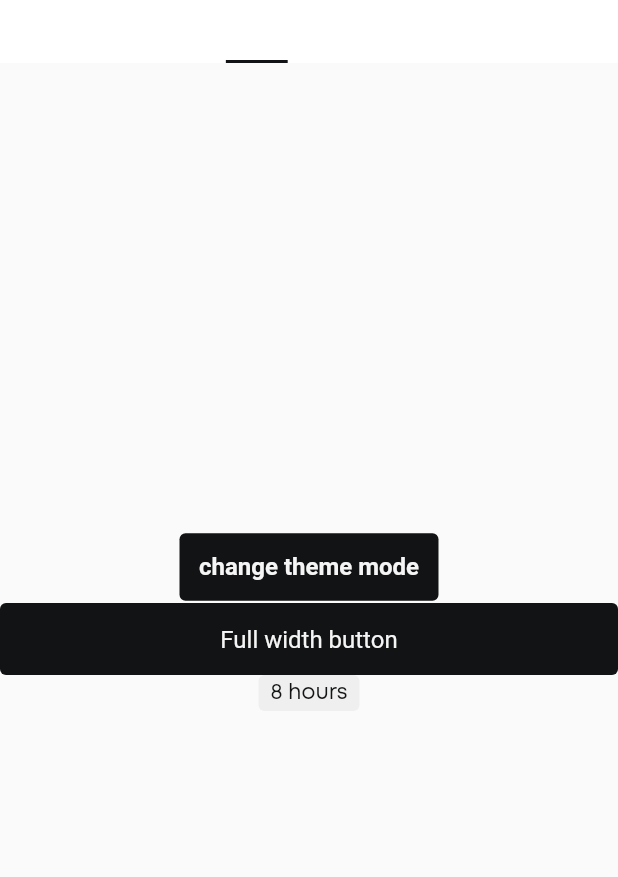
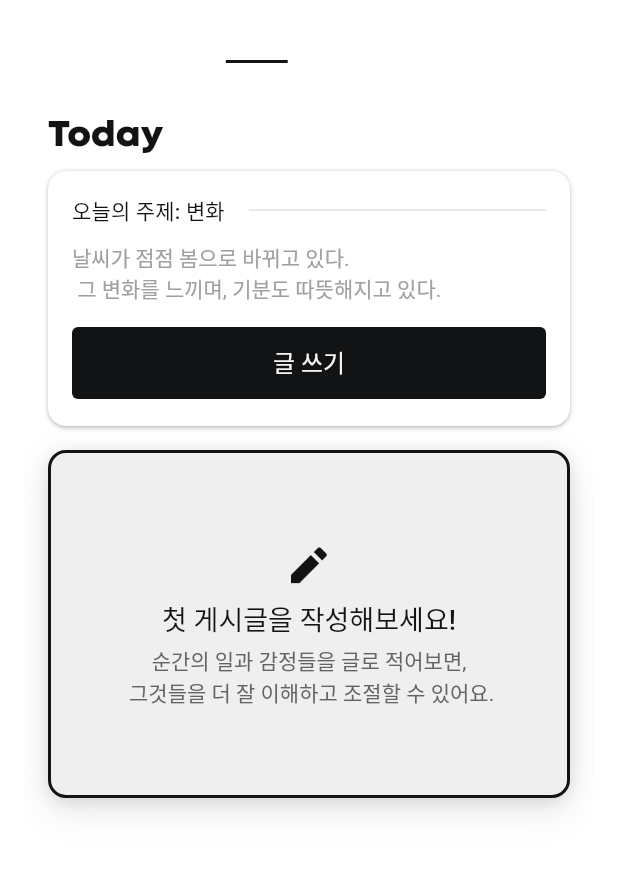
Before and after one commit to Billionaire-Project/four_hours_client, a Flutter app: the screen it shows once a user with an empty profile is signed in, on a phone screen of 412 x 824 dp, the part 57-934 px from its top. Run offline on Flutter 3.47's test engine with Material 2 defaults, Android fonts, the phone set to English and light mode, and no system bars; our stand-ins replace firebase_auth, firebase_core, flutter_riverpod, flutter_svg, go_router, google_sign_in and 2 more; accounts and stored records are empty; Roboto replaces fonts that are missing (Pretendard).

Commit message:
[Change] Change wirte page ui

```diff
--- a/lib/utils/app_theme.dart
+++ b/lib/utils/app_theme.dart
@@ -5,6 +5,7 @@ import 'package:four_hours_client/utils/app_text_theme.dart';
 
 class AppTheme {
   static final ThemeData lightTheme = ThemeData(
+      dividerColor: AppLightColors.gray200,
       colorScheme: lightColorScheme,
       appBarTheme: const AppBarTheme(
         backgroundColor: AppLightColors.white,
@@ -37,6 +38,7 @@ class AppTheme {
       textTheme: lightTextTheme);
 
   static final ThemeData darkTheme = ThemeData(
+      dividerColor: AppDarkColors.gray200,
       colorScheme: darkColorsScheme,
       appBarTheme: const AppBarTheme(
         backgroundColor: AppDarkColors.black,
--- /dev/null
+++ b/lib/utils/custom_shadow_colors.dart
@@ -0,0 +1,42 @@
+import 'package:flutter/material.dart';
+
+class CustomShadowColors {
+  static const List<BoxShadow> shadow1 = [
+    BoxShadow(
+      color: Color.fromRGBO(0, 0, 0, 0.1),
+      blurRadius: 0.3,
+      offset: Offset(0, 0.1),
+    ),
+    BoxShadow(
+      color: Color.fromRGBO(0, 0, 0, 0.2),
+      blurRadius: 2.0,
+      offset: Offset(0, 1),
+    ),
+  ];
+
+  static const List<BoxShadow> shadow2 = [
+    BoxShadow(
+      color: Color.fromRGBO(0, 0, 0, 0.05),
+      blurRadius: 4.0,
+      offset: Offset(0, 2),
+    ),
+    BoxShadow(
+      color: Color.fromRGBO(0, 0, 0, 0.1),
+      blurRadius: 10.0,
+      offset: Offset(0, 2),
+    ),
+  ];
+
+  static const List<BoxShadow> shadow3 = [
+    BoxShadow(
+      color: Color.fromRGBO(0, 0, 0, 0.1),
+      offset: Offset(0, 8),
+      blurRadius: 20.0,
+    ),
+    BoxShadow(
+      color: Color.fromRGBO(0, 0, 0, 0.1),
+      offset: Offset(0, 2),
+      blurRadius: 8.0,
+    ),
+  ];
+}
--- a/lib/views/widgets/main_wrapper.dart
+++ b/lib/views/widgets/main_wrapper.dart
@@ -13,7 +13,12 @@ class MainWrapper extends StatelessWidget {
   Widget build(BuildContext context) {
     return Scaffold(
       appBar: appBar,
-      body: SafeArea(child: child),
+      backgroundColor: Theme.of(context).colorScheme.background,
+      body: SafeArea(
+          child: Padding(
+        padding: const EdgeInsets.all(16.0),
+        child: child,
+      )),
     );
   }
 }
--- a/lib/views/write_tab/write_page.dart
+++ b/lib/views/write_tab/write_page.dart
@@ -1,10 +1,13 @@
 import 'package:flutter/material.dart';
 import 'package:flutter_riverpod/flutter_riverpod.dart';
-import 'package:four_hours_client/providers/theme_provider.dart';
+import 'package:four_hours_client/utils/app_colors.dart';
+import 'package:four_hours_client/utils/custom_icons.dart';
+import 'package:four_hours_client/utils/custom_shadow_colors.dart';
+import 'package:four_hours_client/utils/custom_text_style.dart';
 import 'package:four_hours_client/views/widgets/common_full_width_text_button.dart';
-import 'package:four_hours_client/views/widgets/common_text_button.dart';
+import 'package:four_hours_client/views/widgets/common_title.dart';
+import 'package:four_hours_client/views/widgets/gap.dart';
 import 'package:four_hours_client/views/widgets/main_wrapper.dart';
-import 'package:four_hours_client/views/widgets/time_label.dart';
 
 class WritePage extends ConsumerWidget {
   const WritePage({Key? key}) : super(key: key);
@@ -15,23 +18,104 @@ class WritePage extends ConsumerWidget {
     return MainWrapper(
       child: Center(
         child: Column(
-          mainAxisSize: MainAxisSize.min,
-          mainAxisAlignment: MainAxisAlignment.center,
+          crossAxisAlignment: CrossAxisAlignment.start,
           children: [
-            CommonTextButton(
-              onPressed: () =>
-                  ref.read(themeNotifierProvider.notifier).changeTheme(),
-              child: const Text('change theme mode'),
-            ),
-            CommonFullWidthTextButton(
-                onPressed: () {
-                  print('jay --- full width button');
-                },
-                text: 'Full width button'),
-            const TimeLabel(text: '8 hours')
+            CommonTitle('Today'),
+            const Gap(8),
+            const Card(),
+            const Gap(16),
+            const TryYourFirstWritingCard()
           ],
         ),
       ),
     );
   }
 }
+
+class Card extends StatelessWidget {
+  const Card({Key? key}) : super(key: key);
+
+  @override
+  Widget build(BuildContext context) {
+    return Container(
+      height: 170,
+      decoration: BoxDecoration(
+          color: AppLightColors.white,
+          borderRadius: BorderRadius.circular(12.0),
+          boxShadow: CustomShadowColors.shadow1),
+      child: Padding(
+          padding: const EdgeInsets.all(16.0),
+          child: Column(
+            crossAxisAlignment: CrossAxisAlignment.start,
+            children: [
+              Row(
+                children: [
+                  Center(
+                    child: Text(
+                      '오늘의 주제: 변화',
+                      style: CustomTextStyle(context).titleSmall,
+                    ),
+                  ),
+                  const Gap(16),
+                  Expanded(
+                    child: Divider(
+                      thickness: 1,
+                      color: Theme.of(context).dividerColor,
+                    ),
+                  ),
+                ],
+              ),
+              const Gap(10),
+              Text(
+                '날씨가 점점 봄으로 바뀌고 있다.\n 그 변화를 느끼며, 기분도 따뜻해지고 있다.',
+                style: CustomTextStyle(context)
+                    .bodySmall
+                    .copyWith(color: AppLightColors.gray400),
+              ),
+              const Gap(16),
+              CommonFullWidthTextButton(onPressed: () {}, text: '글 쓰기')
+            ],
+          )),
+    );
+  }
+}
+
+class TryYourFirstWritingCard extends StatelessWidget {
+  const TryYourFirstWritingCard({Key? key}) : super(key: key);
+
+  @override
+  Widget build(BuildContext context) {
+    return Container(
+      height: 232,
+      decoration: BoxDecoration(
+        color: AppLightColors.gray100,
+        border: Border.all(width: 2, color: AppLightColors.gray900),
+        borderRadius: BorderRadius.circular(12.0),
+        boxShadow: CustomShadowColors.shadow3,
+      ),
+      child: Center(
+        child: Column(
+          mainAxisAlignment: MainAxisAlignment.center,
+          children: [
+            const Icon(CustomIcons.pencil_fill,
+                size: 32, color: AppLightColors.gray900),
+            const Gap(8),
+            Text(
+              '첫 게시글을 작성해보세요!',
+              style: CustomTextStyle(context).titleLarge,
+              textAlign: TextAlign.center,
+            ),
+            const Gap(4),
+            Text(
+              '순간의 일과 감정들을 글로 적어보면,\n 그것들을 더 잘 이해하고 조절할 수 있어요.',
+              style: CustomTextStyle(context)
+                  .bodySmall
+                  .copyWith(color: AppLightColors.gray600),
+              textAlign: TextAlign.center,
+            )
+          ],
+        ),
+      ),
+    );
+  }
+}
```
